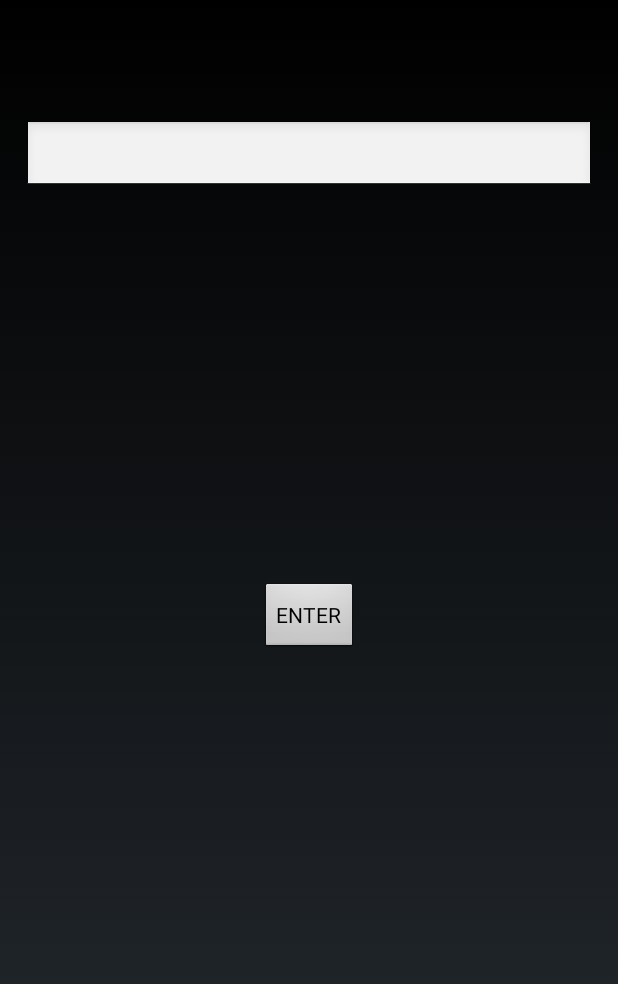
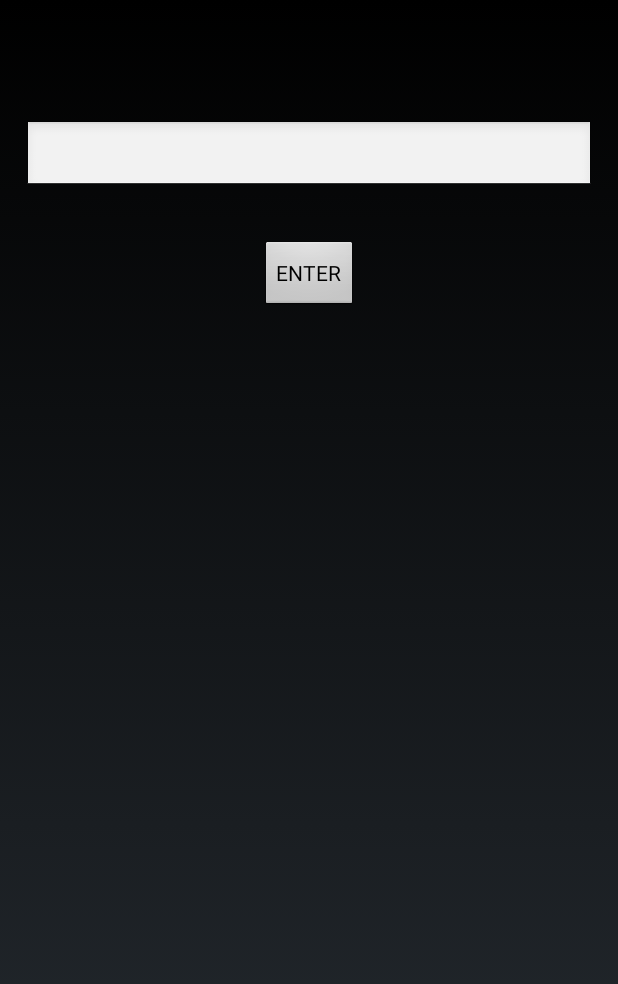
Before and after one commit to otiai10/chantoroid, an Android app: the screen it shows after launch (MainEntranceActivity), on a phone screen of 412 x 824 dp. Shown: the top 984 px of the screen. Run offline under Robolectric (Android 15) with nearby library versions, the phone set to English and light mode, and no system bars.

Commit message:
Fix design a bit

```diff
--- a/app/src/main/res/layout/activity_main_entrance.xml
+++ b/app/src/main/res/layout/activity_main_entrance.xml
@@ -20,13 +20,16 @@
         android:layout_height="wrap_content"
         android:text="ENTER"
         android:id="@+id/EntryButton"
-        android:layout_centerVertical="true"
+        android:layout_below="@id/serverURL"
+        android:layout_marginTop="32dp"
         android:layout_centerHorizontal="true" />
 
     <ListView
         android:layout_width="fill_parent"
         android:layout_height="fill_parent"
         android:id="@+id/savedServerURLsList"
-        android:layout_below="@id/EntryButton">
+        android:layout_below="@id/EntryButton"
+        android:layout_marginTop="32dp">
     </ListView>
+
 </RelativeLayout>
--- a/app/src/main/res/layout/list_item.xml
+++ b/app/src/main/res/layout/list_item.xml
@@ -1,6 +1,9 @@
 <?xml version="1.0" encoding="utf-8"?>
 <TextView xmlns:android="http://schemas.android.com/apk/res/android"
     android:layout_width="match_parent"
-    android:layout_height="64dp">
+    android:layout_height="64dp"
+    android:textAppearance="?android:attr/textAppearanceLarge"
+    android:singleLine="true"
+    android:ellipsize="end">
 
 </TextView>
```
